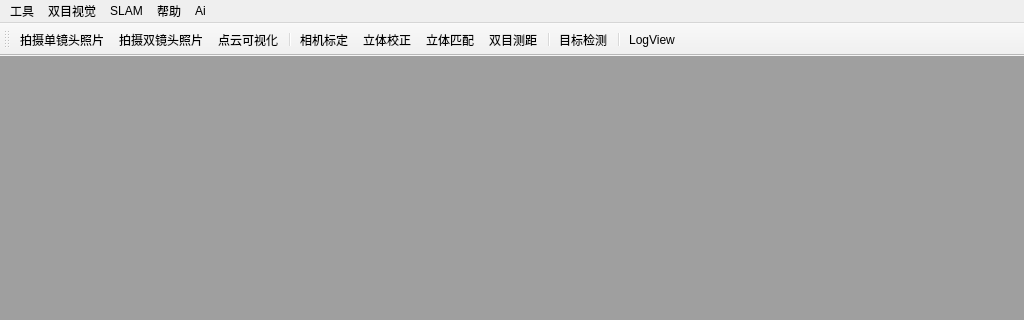
Old version of the form src/Evision/Evision.ui in the repository jiafeng5513/Evision; both pictures show x 0 to 1024 and y 0 to 320 of the 1024 by 710 pixel window.
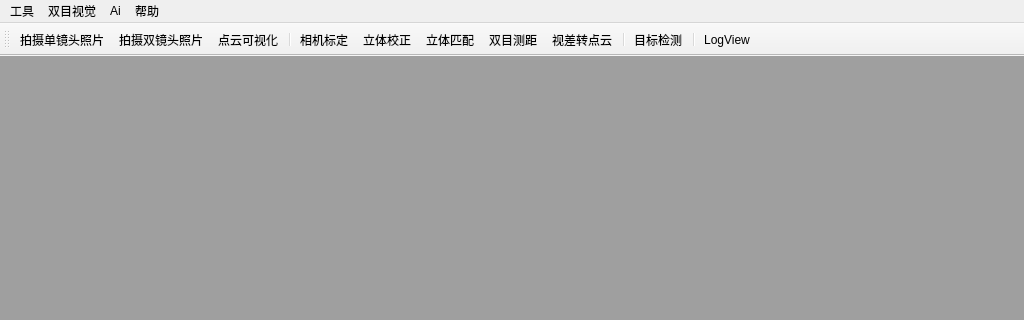
New version of the form. Icons and pictures are not drawn.

The edit to the form file:
```diff
--- a/src/Evision/Evision.ui
+++ b/src/Evision/Evision.ui
@@ -94,13 +94,7 @@
     <addaction name="actio_Rectify"/>
     <addaction name="action_StereoMatchView"/>
     <addaction name="action_Measure_View"/>
-   </widget>
-   <widget class="QMenu" name="menu_4">
-    <property name="title">
-     <string>SLAM</string>
-    </property>
-    <addaction name="action_SFM_View"/>
-    <addaction name="action_3dReconstruct_View"/>
+    <addaction name="action_dispToPCD"/>
    </widget>
    <widget class="QMenu" name="menuAi">
     <property name="title">
@@ -110,9 +104,8 @@
    </widget>
    <addaction name="menu"/>
    <addaction name="menu_3"/>
-   <addaction name="menu_4"/>
-   <addaction name="menu_2"/>
    <addaction name="menuAi"/>
+   <addaction name="menu_2"/>
   </widget>
   <widget class="QToolBar" name="mainToolBar">
    <property name="acceptDrops">
@@ -132,6 +125,7 @@
    <addaction name="actio_Rectify"/>
    <addaction name="action_StereoMatchView"/>
    <addaction name="action_Measure_View"/>
+   <addaction name="action_dispToPCD"/>
    <addaction name="separator"/>
    <addaction name="action_ObjectDetection"/>
    <addaction name="separator"/>
@@ -247,6 +241,15 @@
     <string>立体校正</string>
    </property>
   </action>
+  <action name="action_dispToPCD">
+   <property name="icon">
+    <iconset resource="Evision.qrc">
+     <normaloff>:/Evision/resource/cloud_refresh_128px_1182773_easyicon.net.ico</normaloff>:/Evision/resource/cloud_refresh_128px_1182773_easyicon.net.ico</iconset>
+   </property>
+   <property name="text">
+    <string>视差转点云</string>
+   </property>
+  </action>
  </widget>
  <layoutdefault spacing="6" margin="11"/>
  <resources>
```
Left out of the diff: 32 changed lines with no effect on the pictures.
